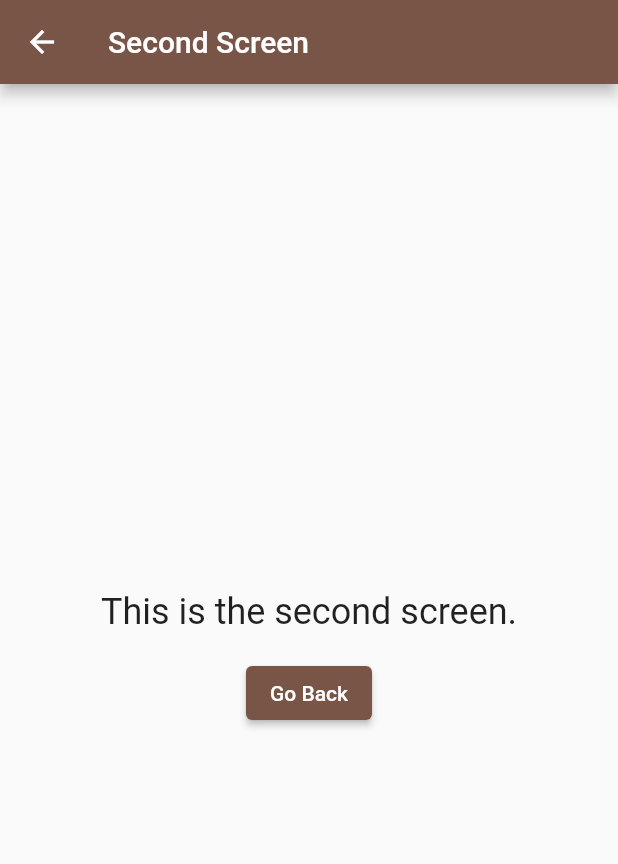
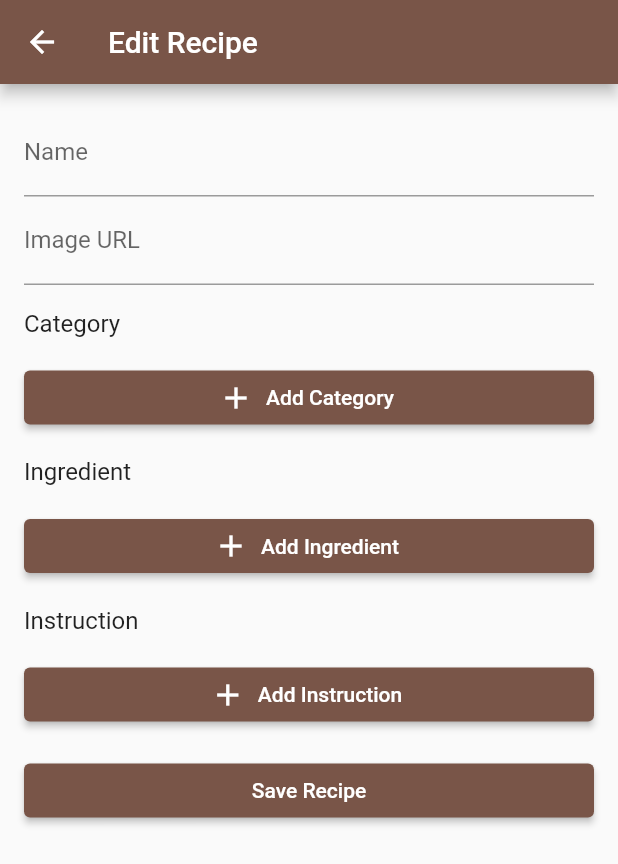
Before and after one commit to nickp-real/Recipe-Book, a Flutter app: the MenuPage screen opened directly with empty values, after a tap on the "edit" icon, on a phone screen of 412 x 824 dp. Shown: the top 864 px of the screen. Run offline on Flutter 3.47's test engine with Material 2 defaults, Android fonts, the phone set to English and light mode, and no system bars; our stand-ins replace cloud_firestore, firebase_core, shared_preferences; accounts and stored records are empty; network calls fail.

Commit message:
feat: edit and ui

```diff
--- a/lib/model/recipe.dart
+++ b/lib/model/recipe.dart
@@ -40,8 +40,18 @@ class RecipeModel extends ChangeNotifier {
     return _recipes;
   }
 
-  void add(Recipe recipe) async {
+  void add(Recipe recipe) {
     _recipes.add(recipe);
+
+    _update();
+    notifyListeners();
+  }
+
+  void edit(Recipe oldRecipe, Recipe newRecipe) {
+    // to compare the object, change it to string because of reference diff
+    final index = _recipes
+        .indexWhere((recipe) => jsonEncode(recipe) == jsonEncode(oldRecipe));
+    _recipes[index] = newRecipe;
 
     _update();
     notifyListeners();
--- a/lib/pages/add/add_recipe.dart
+++ b/lib/pages/add_or_edit/add_or_edit_recipe.dart
@@ -2,15 +2,18 @@ import 'package:flutter/material.dart';
 import 'package:cloud_firestore/cloud_firestore.dart';
 import 'package:provider/provider.dart';
 import 'package:receipe_book/model/recipe.dart';
+import 'package:receipe_book/pages/menu/menu.dart';
 
-class AddRecipePage extends StatefulWidget {
-  const AddRecipePage({Key? key}) : super(key: key);
+class AddOrEditRecipePage extends StatefulWidget {
+  const AddOrEditRecipePage({Key? key, this.recipe}) : super(key: key);
+
+  final Recipe? recipe;
 
   @override
-  State<AddRecipePage> createState() => _AddRecipePageState();
+  State<AddOrEditRecipePage> createState() => _AddOrEditRecipePageState();
 }
 
-class _AddRecipePageState extends State<AddRecipePage> {
+class _AddOrEditRecipePageState extends State<AddOrEditRecipePage> {
   final _formKey = GlobalKey<FormState>();
 
   final _nameController = TextEditingController();
@@ -20,14 +23,49 @@ class _AddRecipePageState extends State<AddRecipePage> {
   final _instructionControllers = <TextEditingController>[];
 
   @override
+  void initState() {
+    final recipe = widget.recipe;
+    if (recipe != null) {
+      _nameController.text = recipe.name;
+      _imageUrlController.text = recipe.imageUrl;
+      for (var tag in recipe.tags) {
+        _tagControllers.add(TextEditingController(text: tag));
+      }
+      for (var ingredient in recipe.ingredients) {
+        _ingredientControllers.add(TextEditingController(text: ingredient));
+      }
+      for (var instruction in recipe.instructions) {
+        _instructionControllers.add(TextEditingController(text: instruction));
+      }
+    }
+    super.initState();
+  }
+
+  @override
+  void dispose() {
+    _nameController.dispose();
+    _imageUrlController.dispose();
+    for (var element in _ingredientControllers) {
+      element.dispose();
+    }
+    for (var element in _tagControllers) {
+      element.dispose();
+    }
+    for (var element in _instructionControllers) {
+      element.dispose();
+    }
+    super.dispose();
+  }
+
+  @override
   Widget build(BuildContext context) {
     return Scaffold(
         appBar: AppBar(
-          title: const Text('Add Recipe'),
+          title: Text(widget.recipe != null ? 'Edit Recipe' : 'Add Recipe'),
         ),
         body: Consumer<RecipeModel>(
           builder: (_, recipes, __) {
-            void saveRecipe() async {
+            void onSave() async {
               final name = _nameController.text;
               final instructions =
                   _instructionControllers.map((c) => c.text).toList();
@@ -37,11 +75,13 @@ class _AddRecipePageState extends State<AddRecipePage> {
                   _ingredientControllers.map((c) => c.text).toList();
 
               final recipe =
-                  Recipe(name, imageUrl, tags, instructions, ingredients);
-              recipes.add(recipe);
+                  Recipe(name, imageUrl, tags, ingredients, instructions);
 
-              ScaffoldMessenger.of(context)
-                  .showSnackBar(SnackBar(content: Text("Add $name success.")));
+              if (widget.recipe != null) {
+                recipes.edit(widget.recipe!, recipe);
+              } else {
+                recipes.add(recipe);
+              }
 
               // await FirebaseFirestore.instance.collection('recipes').add({
               //   'name': name,
@@ -50,7 +90,17 @@ class _AddRecipePageState extends State<AddRecipePage> {
               //   'tags': tags,
               //   'ingredients': ingredients,
               // }).then((_) => Navigator.pop(context));
+
+              ScaffoldMessenger.of(context).showSnackBar(SnackBar(
+                  content: Text(
+                      "${widget.recipe != null ? "Edit" : "Add"} $name success.")));
               Navigator.pop(context);
+              if (widget.recipe != null) {
+                Navigator.pushReplacement(
+                    context,
+                    MaterialPageRoute(
+                        builder: (context) => MenuPage(recipe: recipe)));
+              }
             }
 
             return SingleChildScrollView(
@@ -83,18 +133,19 @@ class _AddRecipePageState extends State<AddRecipePage> {
                         },
                       ),
                       const SizedBox(height: 16),
-                      ListForm(fields: _tagControllers, name: 'Category'),
+                      ListForm(fields: _tagControllers, label: 'Category'),
                       const SizedBox(height: 16),
                       ListForm(
-                          fields: _ingredientControllers, name: 'Ingredient'),
+                          fields: _ingredientControllers, label: 'Ingredient'),
                       const SizedBox(height: 16),
                       ListForm(
-                          fields: _instructionControllers, name: 'Instruction'),
+                          fields: _instructionControllers,
+                          label: 'Instruction'),
                       const SizedBox(height: 16),
                       ElevatedButton(
                         onPressed: () {
                           if (_formKey.currentState!.validate()) {
-                            saveRecipe();
+                            onSave();
                           }
                         },
                         child: const Text('Save Recipe'),
@@ -110,10 +161,10 @@ class _AddRecipePageState extends State<AddRecipePage> {
 }
 
 class ListForm extends StatefulWidget {
-  const ListForm({required this.fields, required this.name, super.key});
+  const ListForm({required this.fields, required this.label, super.key});
 
   final List<TextEditingController> fields;
-  final String name;
+  final String label;
 
   @override
   State<ListForm> createState() => _ListFormState();
@@ -137,7 +188,7 @@ class _ListFormState extends State<ListForm> {
     return Column(
       crossAxisAlignment: CrossAxisAlignment.stretch,
       children: [
-        Text(widget.name, style: Theme.of(context).textTheme.subtitle1),
+        Text(widget.label, style: Theme.of(context).textTheme.subtitle1),
         const SizedBox(height: 8),
         ListView.builder(
           shrinkWrap: true,
@@ -149,10 +200,10 @@ class _ListFormState extends State<ListForm> {
                   child: TextFormField(
                     controller: widget.fields[index],
                     decoration: InputDecoration(
-                        labelText: '${widget.name} ${index + 1}'),
+                        labelText: '${widget.label} ${index + 1}'),
                     validator: (value) {
                       if (value == null || value.isEmpty) {
-                        return 'Please enter ${widget.name}';
+                        return 'Please enter ${widget.label}';
                       }
                       return null;
                     },
@@ -170,7 +221,7 @@ class _ListFormState extends State<ListForm> {
         ElevatedButton.icon(
           onPressed: _addField,
           icon: const Icon(Icons.add),
-          label: Text('Add ${widget.name}'),
+          label: Text('Add ${widget.label}'),
         ),
       ],
     );
--- a/lib/pages/edit/edit_recipe.dart
+++ /dev/null
@@ -1,32 +0,0 @@
-import 'package:flutter/material.dart';
-
-class EditRecipePage extends StatelessWidget {
-  const EditRecipePage({Key? key}) : super(key: key);
-
-  @override
-  Widget build(BuildContext context) {
-    return Scaffold(
-      appBar: AppBar(
-        title: const Text('Second Screen'),
-      ),
-      body: Center(
-        child: Column(
-          mainAxisAlignment: MainAxisAlignment.center,
-          children: [
-            const Text(
-              'This is the second screen.',
-              style: TextStyle(fontSize: 24),
-            ),
-            const SizedBox(height: 16),
-            ElevatedButton(
-              onPressed: () {
-                Navigator.pop(context);
-              },
-              child: const Text('Go Back'),
-            ),
-          ],
-        ),
-      ),
-    );
-  }
-}
--- a/lib/pages/home/home.dart
+++ b/lib/pages/home/home.dart
@@ -1,7 +1,7 @@
 import 'package:flutter/material.dart';
 import 'package:provider/provider.dart';
 import 'package:receipe_book/model/recipe.dart';
-import 'package:receipe_book/pages/add/add_recipe.dart';
+import 'package:receipe_book/pages/add_or_edit/add_or_edit_recipe.dart';
 import 'package:receipe_book/pages/menu/menu.dart';
 
 class MyHomePage extends StatefulWidget {
@@ -17,7 +17,7 @@ class _MyHomePageState extends State<MyHomePage> {
   void _navigateToAddRecipePage() {
     Navigator.push(
       context,
-      MaterialPageRoute(builder: (context) => const AddRecipePage()),
+      MaterialPageRoute(builder: (context) => const AddOrEditRecipePage()),
     );
   }
 
--- a/lib/pages/menu/menu.dart
+++ b/lib/pages/menu/menu.dart
@@ -1,8 +1,11 @@
 import 'package:flutter/material.dart';
+import 'package:provider/provider.dart';
 import 'package:receipe_book/model/recipe.dart';
-import 'package:receipe_book/pages/edit/edit_recipe.dart';
+import 'package:receipe_book/pages/add_or_edit/add_or_edit_recipe.dart';
 import 'package:receipe_book/pages/instruction/instruction_slide.dart';
 import 'package:receipe_book/pages/shopping/shopping_list.dart';
+
+enum MenuPopup { del }
 
 class MenuPage extends StatefulWidget {
   const MenuPage({
@@ -20,6 +23,32 @@ class _MenuPageState extends State<MenuPage> {
   @override
   Widget build(BuildContext context) {
     final recipe = widget.recipe;
+    return Consumer<RecipeModel>(builder: (_, recipes, __) {
+      void onDeleteSelect() {
+        showDialog(
+            context: context,
+            builder: (context) => AlertDialog(
+                  title: const Text("Deleting this recipe?"),
+                  content:
+                      Text("Are you sure to delete ${widget.recipe.name}?"),
+                  actions: [
+                    TextButton(
+                        onPressed: () => Navigator.pop(context),
+                        child: const Text("No")),
+                    TextButton(
+                        onPressed: () {
+                          recipes.remove(recipe);
+                          ScaffoldMessenger.of(context).showSnackBar(SnackBar(
+                              content:
+                                  Text("Delete ${recipe.name} successful.")));
+                          Navigator.pop(context);
+                          Navigator.pop(context);
+                        },
+                        child: const Text("Yes"))
+                  ],
+                ));
+      }
+
       return Scaffold(
         appBar: AppBar(
           centerTitle: true,
@@ -29,15 +58,21 @@ class _MenuPageState extends State<MenuPage> {
               onPressed: () {
                 Navigator.push(
                   context,
-                MaterialPageRoute(builder: (context) => EditRecipePage()),
+                  MaterialPageRoute(
+                      builder: (context) =>
+                          AddOrEditRecipePage(recipe: recipe)),
                 );
               },
               icon: const Icon(Icons.edit),
             ),
-          PopupMenuButton(itemBuilder: (context) {
-            return [
-              PopupMenuItem(
-                value: 'del',
+            PopupMenuButton<MenuPopup>(onSelected: (value) {
+              if (value == MenuPopup.del) {
+                onDeleteSelect();
+              }
+            }, itemBuilder: (context) {
+              return <PopupMenuEntry<MenuPopup>>[
+                const PopupMenuItem<MenuPopup>(
+                  value: MenuPopup.del,
                   child: Text('Delete'),
                 )
               ];
@@ -45,7 +80,7 @@ class _MenuPageState extends State<MenuPage> {
           ],
         ),
         body: Padding(
-        padding: const EdgeInsets.symmetric(vertical: 20, horizontal: 8),
+          padding: const EdgeInsets.symmetric(vertical: 20),
           child: Column(
             mainAxisAlignment: MainAxisAlignment.start,
             crossAxisAlignment: CrossAxisAlignment.start,
@@ -68,8 +103,8 @@ class _MenuPageState extends State<MenuPage> {
                 ),
               ),
               const SizedBox(height: 10),
-            Container(
-              color: Colors.red,
+              Padding(
+                padding: const EdgeInsets.symmetric(horizontal: 16),
                 child: SingleChildScrollView(
                   child: Column(
                     crossAxisAlignment: CrossAxisAlignment.start,
@@ -140,45 +175,7 @@ class _MenuPageState extends State<MenuPage> {
           ),
         ),
       );
-  }
-}
-
-class _Instructions extends StatelessWidget {
-  const _Instructions({
-    required this.instructions,
     });
-
-  final List<dynamic> instructions;
-
-  @override
-  Widget build(BuildContext context) {
-    return Column(
-      children: [
-        const Text(
-          "Instructions",
-          style: TextStyle(fontWeight: FontWeight.bold, color: Colors.black),
-        ),
-        const SizedBox(height: 15),
-        Wrap(
-          direction: Axis.vertical,
-          spacing: 4.0,
-          children: instructions
-              .asMap()
-              .entries
-              .map((instruction) => Container(
-                    padding: const EdgeInsets.symmetric(vertical: 1),
-                    child: Text(
-                      '${instruction.key + 1}. ${instruction.value}',
-                      style: const TextStyle(
-                        fontSize: 16,
-                        color: Colors.black87,
-                      ),
-                    ),
-                  ))
-              .toList(),
-        ),
-      ],
-    );
   }
 }
 
@@ -198,20 +195,69 @@ class _Ingredients extends StatelessWidget {
           "Ingredients",
           style: TextStyle(fontWeight: FontWeight.bold, color: Colors.black),
         ),
-        const SizedBox(height: 15),
-        Wrap(
+        const SizedBox(height: 10),
+        Padding(
+          padding: const EdgeInsets.symmetric(horizontal: 8.0),
+          child: ingredients.isNotEmpty
+              ? Wrap(
                   direction: Axis.vertical,
                   spacing: 4.0,
                   runSpacing: 4.0,
                   children: ingredients
                       .map((ingredient) => Text(
-                      ingredient,
+                            '\u2022 $ingredient',
                             style: const TextStyle(
                               fontSize: 16,
                               color: Colors.black87,
                             ),
                           ))
-                .toList()),
+                      .toList())
+              : const Text("No ingredient provided."),
+        ),
+      ],
+    );
+  }
+}
+
+class _Instructions extends StatelessWidget {
+  const _Instructions({
+    required this.instructions,
+  });
+
+  final List<dynamic> instructions;
+
+  @override
+  Widget build(BuildContext context) {
+    return Column(
+      crossAxisAlignment: CrossAxisAlignment.start,
+      children: [
+        const Text(
+          "Instructions",
+          style: TextStyle(fontWeight: FontWeight.bold, color: Colors.black),
+        ),
+        const SizedBox(height: 10),
+        Padding(
+          padding: const EdgeInsets.symmetric(horizontal: 8.0),
+          child: instructions.isNotEmpty
+              ? Wrap(
+                  direction: Axis.vertical,
+                  spacing: 4.0,
+                  children: instructions
+                      .asMap()
+                      .entries
+                      .map((instruction) => Container(
+                            padding: const EdgeInsets.symmetric(vertical: 1),
+                            child: Text(
+                              '${instruction.key + 1}. ${instruction.value}',
+                              style: const TextStyle(
+                                fontSize: 16,
+                                color: Colors.black87,
+                              ),
+                            ),
+                          ))
+                      .toList())
+              : const Text("No instruction provided."),
+        ),
       ],
     );
   }
@@ -234,8 +280,11 @@ class _Category extends StatelessWidget {
                 padding: const EdgeInsets.symmetric(vertical: 2),
                 decoration: BoxDecoration(
                   color: Colors.grey[300],
-                  borderRadius: BorderRadius.circular(10),
+                  borderRadius: BorderRadius.circular(15),
                 ),
+                child: Padding(
+                  padding:
+                      const EdgeInsets.symmetric(vertical: 4, horizontal: 8),
                   child: Text(
                     tag,
                     style: const TextStyle(
@@ -243,6 +292,7 @@ class _Category extends StatelessWidget {
                       color: Colors.black87,
                     ),
                   ),
+                ),
               ))
           .toList(),
     );
```
Also changed, not shown: lib/pages/instruction/instruction_slide.dart (+15 -13 lines), lib/pages/shopping/shopping_list.dart (+15 -9 lines). Lines whose indentation alone changed are shown as unchanged.
